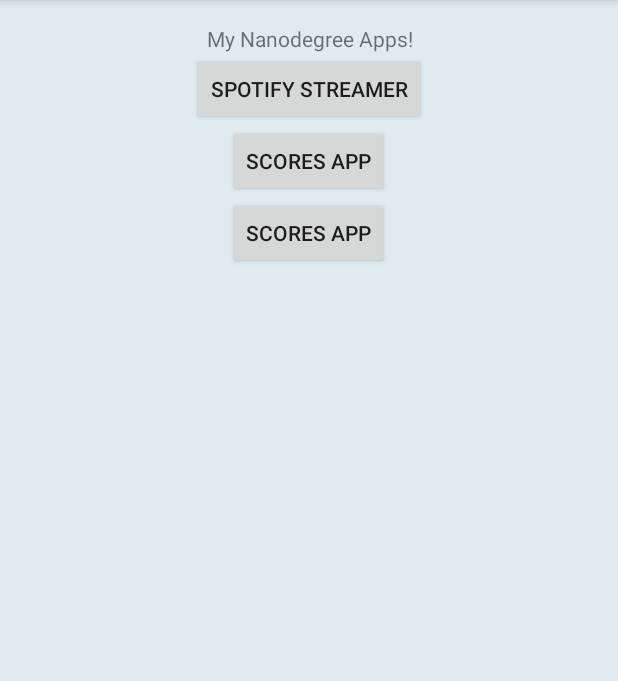
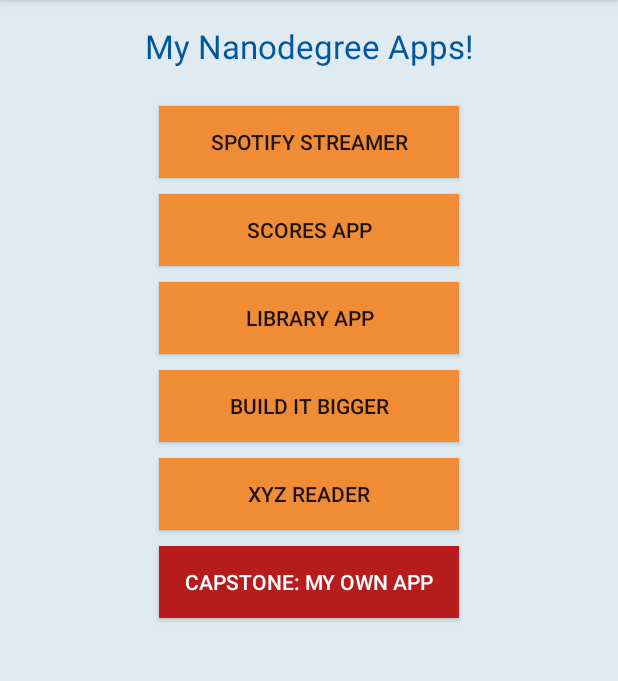
Before and after one commit to tahminak/Android_NanoDegree_Project00, an Android app: the screen it shows after launch (MainActivity), after a tap on "SPOTIFY STREAMER", on a phone screen of 412 x 824 dp, the part 84-765 px from its top. Run offline under Robolectric (Android 15) with nearby library versions, the phone set to English and light mode, and no system bars.

Commit message:
Add project

```diff
--- a/app/src/main/java/com/android/tamzeveloper/myappportfolio/MainActivity.java
+++ b/app/src/main/java/com/android/tamzeveloper/myappportfolio/MainActivity.java
@@ -1,9 +1,12 @@
 package com.android.tamzeveloper.myappportfolio;
 
+import android.content.Context;
+import android.os.Bundle;
 import android.support.v7.app.ActionBarActivity;
-import android.os.Bundle;
 import android.view.Menu;
 import android.view.MenuItem;
+import android.view.View;
+import android.widget.Toast;
 
 
 public class MainActivity extends ActionBarActivity {
@@ -35,4 +38,47 @@ public class MainActivity extends ActionBarActivity {
 
         return super.onOptionsItemSelected(item);
     }
+
+    /** Called when the user touches the button */
+    public void sendMessage(View view) {
+        // Do something in response to button click
+
+        Context context = getApplicationContext();
+        CharSequence text = "This button will launch ";
+        int duration = Toast.LENGTH_SHORT;
+
+        int buttonId=view.getId();
+
+        switch (buttonId){
+            case R.id.button_spotify:
+                text=text+"Spotify Streamer App!";
+                break;
+            case R.id.button_superDuo1:
+                text=text+"Football Scores App!";
+                break;
+            case R.id.button_superDuo2:
+                text=text+"Library App!";
+                break;
+
+            case R.id.button_builtIt:
+                text=text+"Build It Bigger App!";
+                break;
+
+            case R.id.button_xyzReader:
+                text=text+"XYZ Reader App!";
+                break;
+            case R.id.button_myApp:
+                text=text+"my capston app!";
+                break;
+
+
+
+        }
+
+
+
+
+        Toast toast = Toast.makeText(context, text, duration);
+        toast.show();
+    }
 }
--- a/app/src/main/res/layout/activity_main.xml
+++ b/app/src/main/res/layout/activity_main.xml
@@ -11,34 +11,104 @@
         android:text="@string/my_title"
         android:layout_width="match_parent"
         android:layout_height="wrap_content"
-        android:gravity="center_horizontal" />
+        android:gravity="center_horizontal"
+        android:textAppearance="?android:textAppearanceLarge"
+        android:textColor="#01579B"
+        android:paddingBottom="20dp" />
 
     <Button
         android:id="@+id/button_spotify"
-        android:layout_width="wrap_content"
+        android:layout_width="@dimen/buttonWidth"
         android:layout_height="wrap_content"
-        android:text="Spotify Streamer"
-        android:onClick="sendMessage"
+        android:text="@string/spotify_name"
+
         android:layout_below="@id/title"
+        android:background="@color/button_bg"
 
         android:layout_alignParentLeft="false"
-        android:layout_centerHorizontal="true" />
+        android:layout_centerHorizontal="true"
+        android:layout_alignParentStart="false"
+        android:layout_margin="5dp"
+        android:textAllCaps="true"
+        android:onClick="sendMessage"/>
     <Button
-        android:id="@+id/button_duo1"
-        android:layout_width="wrap_content"
+        android:id="@+id/button_superDuo1"
+        android:layout_width="@dimen/buttonWidth"
         android:layout_height="wrap_content"
-        android:layout_below="@+id/button_spotify"
-        android:text="Scores app"
+        android:text="@string/superDuo1_name"
         android:onClick="sendMessage"
-        android:layout_centerHorizontal="true" />
+
+        android:background="@color/button_bg"
+        android:textAllCaps="true"
+
+        android:layout_alignParentLeft="false"
+        android:layout_centerHorizontal="true"
+        android:layout_alignParentStart="false"
+        android:layout_margin="5dp"
+        android:layout_below="@+id/button_spotify"/>
+    <Button
+        android:id="@+id/button_superDuo2"
+        android:layout_width="@dimen/buttonWidth"
+        android:layout_height="wrap_content"
+        android:text="@string/superDuo2_name"
+        android:onClick="sendMessage"
+
+        android:background="@color/button_bg"
+        android:textAllCaps="true"
+
+        android:layout_alignParentLeft="false"
+        android:layout_centerHorizontal="true"
+        android:layout_alignParentStart="false"
+        android:layout_margin="5dp"
+        android:layout_below="@+id/button_superDuo1"/>
 
     <Button
-        android:id="@+id/button_send1"
-        android:layout_width="wrap_content"
+        android:id="@+id/button_builtIt"
+        android:layout_width="@dimen/buttonWidth"
         android:layout_height="wrap_content"
-        android:layout_below="@+id/button_duo1"
-        android:text="Scores app"
+        android:text="@string/builtIt_name"
         android:onClick="sendMessage"
-        android:layout_centerHorizontal="true" />
+
+        android:background="@color/button_bg"
+        android:textAllCaps="true"
+
+        android:layout_alignParentLeft="false"
+        android:layout_centerHorizontal="true"
+        android:layout_alignParentStart="false"
+        android:layout_margin="5dp"
+        android:layout_below="@+id/button_superDuo2"/>
+
+    <Button
+        android:id="@+id/button_xyzReader"
+        android:layout_width="@dimen/buttonWidth"
+        android:layout_height="wrap_content"
+        android:text="@string/xyzReader_name"
+        android:onClick="sendMessage"
+        android:textAllCaps="true"
+        android:background="@color/button_bg"
+
+        android:layout_alignParentLeft="false"
+        android:layout_centerHorizontal="true"
+        android:layout_alignParentStart="false"
+        android:layout_margin="5dp"
+        android:layout_below="@+id/button_builtIt"/>
+
+    <Button
+        android:id="@+id/button_myApp"
+        android:layout_width="@dimen/buttonWidth"
+        android:layout_height="wrap_content"
+        android:text="@string/myApp_name"
+        android:onClick="sendMessage"
+        android:textAllCaps="true"
+        android:background="@color/button_myApp_bg"
+        android:textColor="@android:color/white"
+
+        android:layout_alignParentLeft="false"
+        android:layout_centerHorizontal="true"
+        android:layout_alignParentStart="false"
+        android:layout_margin="5dp"
+        android:layout_below="@+id/button_xyzReader"/>
+
+
 
 </RelativeLayout>
--- a/app/src/main/res/values/colors.xml
+++ b/app/src/main/res/values/colors.xml
@@ -1,5 +1,7 @@
 <?xml version="1.0" encoding="utf-8"?>
 <resources>
 
+    <color name="button_bg">#F08C35</color>
+    <color name="button_myApp_bg">#B71C1C</color>
 
 </resources>
--- a/app/src/main/res/values/dimens.xml
+++ b/app/src/main/res/values/dimens.xml
@@ -2,4 +2,6 @@
     <!-- Default screen margins, per the Android Design guidelines. -->
     <dimen name="activity_horizontal_margin">16dp</dimen>
     <dimen name="activity_vertical_margin">16dp</dimen>
+
+    <dimen name="buttonWidth">200dp</dimen>
 </resources>
--- a/app/src/main/res/values/strings.xml
+++ b/app/src/main/res/values/strings.xml
@@ -4,4 +4,13 @@
     <string name="hello_world">Hello world!</string>
     <string name="action_settings">Settings</string>
     <string name="my_title">My Nanodegree Apps!</string>
+
+
+    <!-- App Names -->
+    <string name="spotify_name">Spotify Streamer</string>
+    <string name="superDuo1_name">Scores App</string>
+    <string name="superDuo2_name">Library App</string>
+    <string name="builtIt_name">Build It Bigger</string>
+    <string name="xyzReader_name">XYZ Reader</string>
+    <string name="myApp_name">Capstone: My Own App</string>
 </resources>
--- a/app/src/main/res/values/styles.xml
+++ b/app/src/main/res/values/styles.xml
@@ -3,6 +3,7 @@
     <!-- Base application theme. -->
     <style name="AppTheme" parent="Theme.AppCompat.Light.DarkActionBar">
         <!-- Customize your theme here. -->
+
     </style>
 
 </resources>
```
